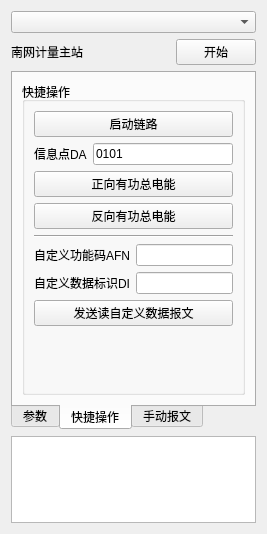
First picture: the form in src/interface/frmmeasuredterminalmaster.ui, repository whx110123/PDTool, before the edit.
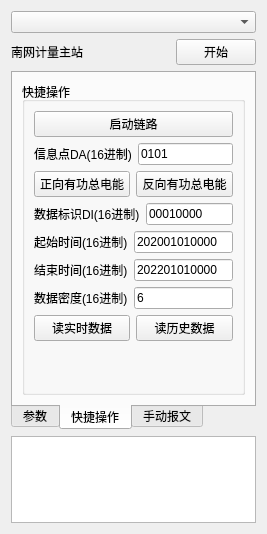
Second picture: the form after the edit.

What changed in the file:
```diff
--- a/src/interface/frmmeasuredterminalmaster.ui
+++ b/src/interface/frmmeasuredterminalmaster.ui
@@ -140,20 +140,20 @@
          <property name="title">
           <string>快捷操作</string>
          </property>
-         <layout class="QVBoxLayout" name="verticalLayout_2">
-          <item>
+         <layout class="QGridLayout" name="gridLayout">
+          <item row="0" column="0" colspan="2">
            <widget class="QPushButton" name="pushButton_MTstart">
             <property name="text">
              <string>启动链路</string>
             </property>
            </widget>
           </item>
-          <item>
+          <item row="1" column="0" colspan="2">
            <layout class="QHBoxLayout" name="horizontalLayout">
             <item>
              <widget class="QLabel" name="label">
               <property name="text">
-               <string>信息点DA</string>
+               <string>信息点DA(16进制)</string>
               </property>
              </widget>
             </item>
@@ -166,63 +166,110 @@
             </item>
            </layout>
           </item>
-          <item>
+          <item row="2" column="0">
            <widget class="QPushButton" name="pushButton_MTread1">
             <property name="text">
              <string>正向有功总电能</string>
             </property>
            </widget>
           </item>
-          <item>
+          <item row="2" column="1">
            <widget class="QPushButton" name="pushButton_MTread2">
             <property name="text">
              <string>反向有功总电能</string>
             </property>
            </widget>
           </item>
-          <item>
-           <widget class="Line" name="line">
-            <property name="orientation">
-             <enum>Qt::Horizontal</enum>
-            </property>
-           </widget>
-          </item>
-          <item>
-           <layout class="QHBoxLayout" name="horizontalLayout_2">
-            <item>
-             <widget class="QLabel" name="label_3">
-              <property name="text">
-               <string>自定义功能码AFN</string>
-              </property>
-             </widget>
-            </item>
-            <item>
-             <widget class="QLineEdit" name="lineEdit_MTAFN"/>
-            </item>
-           </layout>
-          </item>
-          <item>
+          <item row="3" column="0" colspan="2">
            <layout class="QHBoxLayout" name="horizontalLayout_3">
             <item>
              <widget class="QLabel" name="label_5">
               <property name="text">
-               <string>自定义数据标识DI</string>
+               <string>数据标识DI(16进制)</string>
               </property>
              </widget>
             </item>
             <item>
-             <widget class="QLineEdit" name="lineEdit_MTDI"/>
+             <widget class="QLineEdit" name="lineEdit_MTDI">
+              <property name="text">
+               <string>00010000</string>
+              </property>
+             </widget>
             </item>
            </layout>
           </item>
-          <item>
+          <item row="4" column="0" colspan="2">
+           <layout class="QHBoxLayout" name="horizontalLayout_2">
+            <item>
+             <widget class="QLabel" name="label_3">
+              <property name="text">
+               <string>起始时间(16进制)</string>
+              </property>
+             </widget>
+            </item>
+            <item>
+             <widget class="QLineEdit" name="lineEdit_MTTimeBegin">
+              <property name="text">
+               <string>202001010000</string>
+              </property>
+             </widget>
+            </item>
+           </layout>
+          </item>
+          <item row="5" column="0" colspan="2">
+           <layout class="QHBoxLayout" name="horizontalLayout_7">
+            <item>
+             <widget class="QLabel" name="label_8">
+              <property name="text">
+               <string>结束时间(16进制)</string>
+              </property>
+             </widget>
+            </item>
+            <item>
+             <widget class="QLineEdit" name="lineEdit_MTTimeEnd">
+              <property name="text">
+               <string>202201010000</string>
+              </property>
+             </widget>
+            </item>
+           </layout>
+          </item>
+          <item row="6" column="0" colspan="2">
+           <layout class="QHBoxLayout" name="horizontalLayout_8">
+            <item>
+             <widget class="QLabel" name="label_9">
+              <property name="text">
+               <string>数据密度(16进制)</string>
+              </property>
+             </widget>
+            </item>
+            <item>
+             <widget class="QLineEdit" name="lineEdit_MTm">
+              <property name="toolTip">
+               <string>&lt;html&gt;&lt;head/&gt;&lt;body&gt;&lt;p&gt;1 1分钟&lt;/p&gt;&lt;p&gt;2 5分钟&lt;/p&gt;&lt;p&gt;3 15分钟&lt;/p&gt;&lt;p&gt;4 30分钟&lt;/p&gt;&lt;p&gt;5 60分钟&lt;/p&gt;&lt;p&gt;6 1日&lt;/p&gt;&lt;p&gt;7 1月&lt;/p&gt;&lt;/body&gt;&lt;/html&gt;</string>
+              </property>
+              <property name="text">
+               <string>6</string>
+              </property>
+             </widget>
+            </item>
+           </layout>
+          </item>
+          <item row="7" column="0">
            <widget class="QPushButton" name="pushButton_MTreaddata">
             <property name="text">
-             <string>发送读自定义数据报文</string>
+             <string>读实时数据</string>
             </property>
            </widget>
           </item>
-          <item>
+          <item row="7" column="1">
+           <widget class="QPushButton" name="pushButton_MTreadhisdata">
+            <property name="text">
+             <string>读历史数据</string>
+            </property>
+           </widget>
+          </item>
+          <item row="8" column="0">
            <spacer name="verticalSpacer">
             <property name="orientation">
              <enum>Qt::Vertical</enum>
```
